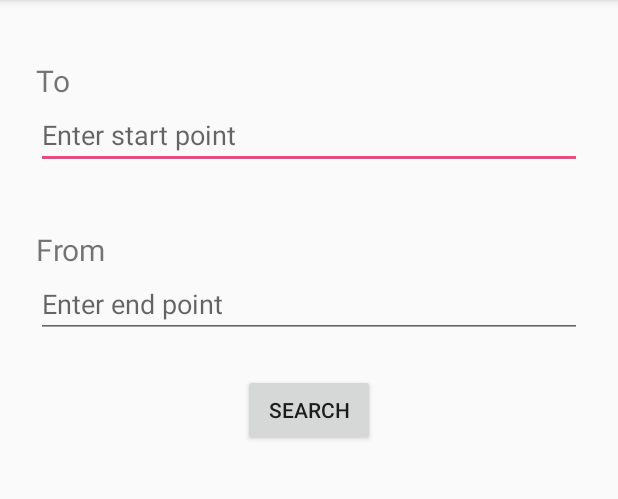
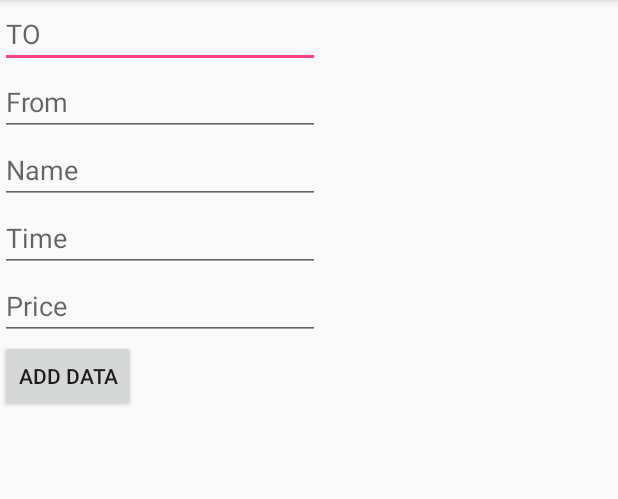
Before and after one commit to switchkiller/bookabus, an Android app: the screen it shows after launch (MainActivity before the commit, Result after it), on a phone screen of 412 x 824 dp, the part 84-583 px from its top. Run offline under Robolectric (Android 15) with nearby library versions, the phone set to English and light mode, and no system bars.

Commit message:
Database Created. Insert Func Added. #3

```diff
--- a/app/src/main/AndroidManifest.xml
+++ b/app/src/main/AndroidManifest.xml
@@ -1,6 +1,6 @@
 <?xml version="1.0" encoding="utf-8"?>
 <manifest xmlns:android="http://schemas.android.com/apk/res/android"
-    package="com.develop.everest.bookabus" >
+    package="com.develop.everest.bookabus">
 
     <application
         android:allowBackup="true"
@@ -8,8 +8,9 @@
         android:label="@string/app_name"
         android:roundIcon="@mipmap/ic_launcher_round"
         android:supportsRtl="true"
-        android:theme="@style/AppTheme" >
-        <activity android:name=".MainActivity" >
+        android:theme="@style/AppTheme">
+
+        <activity android:name=".Result">
             <intent-filter>
                 <action android:name="android.intent.action.MAIN" />
 
--- /dev/null
+++ b/app/src/main/java/com/develop/everest/bookabus/Database/DBhelper.java
@@ -0,0 +1,53 @@
+package com.develop.everest.bookabus.Database;
+
+import android.content.ContentValues;
+import android.content.Context;
+import android.database.sqlite.SQLiteDatabase;
+import android.database.sqlite.SQLiteOpenHelper;
+
+import java.net.Inet4Address;
+
+public class DBhelper extends SQLiteOpenHelper {
+    public static final String DB_Name = "BUS.db";
+    public static final String TABLE_Name = "Search_table";
+    public static final String COL_1 = "ID";
+    public static final String COL_2 = "Dest_To";
+    public static final String COL_3 = "Dest_From";
+    public static final String COL_4 = "NAME";
+    public static final String COL_5 = "TIME";
+    public static final String COL_6 = "PRICE";
+
+    //Whenever this constructor is called our DB will be created
+    public DBhelper(Context context) {
+        super(context, DB_Name, null, 1);
+
+    }
+
+    @Override
+    public void onCreate(SQLiteDatabase db) {
+        db.execSQL("create table " + TABLE_Name + " (ID INTEGER PRIMARY KEY AUTOINCREMENT,Dest_To TEXT,Dest_From TEXT, NAME TEXT, TIME TEXT, PRICE INTEGER)");
+    }
+
+    @Override
+    public void onUpgrade(SQLiteDatabase db, int oldVersion, int newVersion) {
+        db.execSQL("Drop Table IF  EXISTS " + TABLE_Name);
+        onCreate(db);
+    }
+
+    public boolean insertData(String Dest, String Src, String name, String Time, String price) {
+        SQLiteDatabase db = this.getWritableDatabase();
+        ContentValues contentValues = new ContentValues();
+        contentValues.put(COL_2, Dest);
+        contentValues.put(COL_3, Src);
+        contentValues.put(COL_4, name);
+        contentValues.put(COL_5, Time);
+        contentValues.put(COL_6, price);
+        long res = db.insert(TABLE_Name, null, contentValues);
+        if (res == -1)
+            return false;
+        else
+            return true;
+
+
+    }
+}
--- a/app/src/main/java/com/develop/everest/bookabus/MainActivity.java
+++ b/app/src/main/java/com/develop/everest/bookabus/MainActivity.java
@@ -4,7 +4,6 @@ import android.support.v7.app.AppCompatActivity;
 import android.os.Bundle;
 
 public class MainActivity extends AppCompatActivity {
-
     @Override
     protected void onCreate(Bundle savedInstanceState) {
         super.onCreate(savedInstanceState);
--- /dev/null
+++ b/app/src/main/java/com/develop/everest/bookabus/Result.java
@@ -0,0 +1,47 @@
+package com.develop.everest.bookabus;
+
+import android.support.v7.app.AppCompatActivity;
+import android.os.Bundle;
+import android.view.View;
+import android.widget.Button;
+import android.widget.EditText;
+import android.widget.Toast;
+
+import com.develop.everest.bookabus.Database.DBhelper;
+
+public class Result extends AppCompatActivity {
+    DBhelper my_db;
+    EditText Dest,Src,Name,Time,Price;
+    Button btn_Add;
+    @Override
+    protected void onCreate(Bundle savedInstanceState) {
+        super.onCreate(savedInstanceState);
+        setContentView(R.layout.activity_result);
+        my_db = new DBhelper(this);
+        Dest = (EditText)findViewById(R.id.Destination);
+        Src = (EditText)findViewById(R.id.Source);
+        Name = (EditText)findViewById(R.id.Name);
+        Time = (EditText)findViewById(R.id.Time);
+        Price = (EditText)findViewById(R.id.Price);
+        btn_Add = (Button)findViewById(R.id.Add);
+        AddData();
+    }
+
+    public void AddData(){
+        btn_Add.setOnClickListener( new View.OnClickListener(){
+            public void onClick(View v){
+                boolean isInserted = my_db.insertData(Dest.getText().toString(),
+                        Src.getText().toString(),
+                        Name.getText().toString(),
+                        Time.getText().toString(),
+                        Price.getText().toString());
+                if( isInserted == true)
+                    Toast.makeText(Result.this,"Data Inserted",Toast.LENGTH_LONG).show();
+                else
+                    Toast.makeText(Result.this,"Error",Toast.LENGTH_LONG).show();
+
+            }
+        });
+    }
+
+}
--- /dev/null
+++ b/app/src/main/res/layout/activity_result.xml
@@ -0,0 +1,55 @@
+<?xml version="1.0" encoding="utf-8"?>
+<LinearLayout xmlns:android="http://schemas.android.com/apk/res/android"
+    xmlns:app="http://schemas.android.com/apk/res-auto"
+    xmlns:tools="http://schemas.android.com/tools"
+    android:layout_width="match_parent"
+    android:layout_height="match_parent"
+    android:orientation="vertical"
+    tools:context=".Result">
+
+    <EditText
+        android:id="@+id/Destination"
+        android:layout_width="wrap_content"
+        android:layout_height="wrap_content"
+        android:ems="10"
+        android:inputType="textPersonName"
+        android:hint="TO" />
+
+    <EditText
+        android:id="@+id/Source"
+        android:layout_width="wrap_content"
+        android:layout_height="wrap_content"
+        android:ems="10"
+        android:inputType="textPersonName"
+        android:hint="From" />
+
+    <EditText
+        android:id="@+id/Name"
+        android:layout_width="wrap_content"
+        android:layout_height="wrap_content"
+        android:ems="10"
+        android:inputType="textPersonName"
+        android:hint="Name" />
+
+    <EditText
+        android:id="@+id/Time"
+        android:layout_width="wrap_content"
+        android:layout_height="wrap_content"
+        android:ems="10"
+        android:inputType="time"
+        android:hint="Time"/>
+
+    <EditText
+        android:id="@+id/Price"
+        android:layout_width="wrap_content"
+        android:layout_height="wrap_content"
+        android:ems="10"
+        android:inputType="textPersonName"
+        android:hint="Price"/>
+
+    <Button
+        android:id="@+id/Add"
+        android:layout_width="wrap_content"
+        android:layout_height="wrap_content"
+        android:text="Add Data"/>
+</LinearLayout>
```
